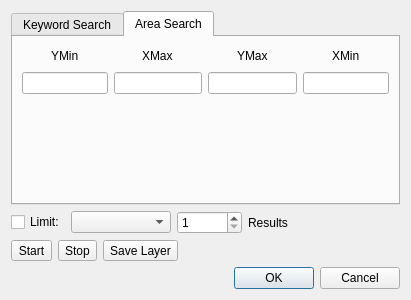
Above: gui/threading_master_dialog_base.ui from ale-cristofori/Qweetgis before the change. Below: the same form after it.
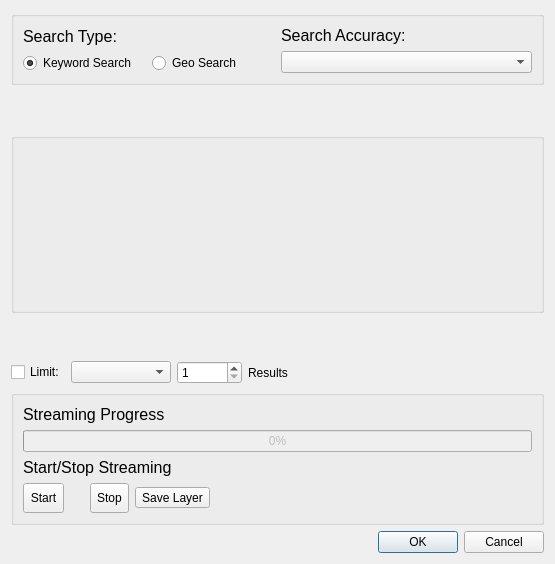
That is the form after the change. The open tabs and pages were chosen to show the change. Custom widgets are drawn as their Qt base class.

Commit message: implemented locations search

Patch:
```diff
--- a/gui/threading_master_dialog_base.ui
+++ b/gui/threading_master_dialog_base.ui
@@ -6,71 +6,57 @@
    <rect>
     <x>0</x>
     <y>0</y>
-    <width>411</width>
-    <height>300</height>
+    <width>555</width>
+    <height>564</height>
    </rect>
   </property>
   <property name="minimumSize">
    <size>
-    <width>411</width>
-    <height>300</height>
+    <width>555</width>
+    <height>564</height>
    </size>
   </property>
   <property name="windowTitle">
    <string>Threading Master</string>
   </property>
-  <layout class="QGridLayout" name="gridLayout_2">
-   <item row="0" column="0" colspan="2">
-    <widget class="QTabWidget" name="tabWidget">
-     <property name="minimumSize">
-      <size>
-       <width>0</width>
-       <height>0</height>
-      </size>
-     </property>
+  <layout class="QGridLayout" name="gridLayout_5">
+   <item row="0" column="0">
+    <layout class="QGridLayout" name="gridLayout_4">
+     <item row="1" column="0">
+      <widget class="QStackedWidget" name="stackedWidget">
      <property name="currentIndex">
       <number>0</number>
      </property>
-     <widget class="QWidget" name="keywordTab">
-      <attribute name="title">
-       <string>Keyword Search</string>
-      </attribute>
-      <layout class="QGridLayout" name="gridLayout">
-       <item row="0" column="1">
-        <widget class="QComboBox" name="SearchTypeDd">
-         <property name="minimumSize">
-          <size>
-           <width>280</width>
-           <height>0</height>
-          </size>
-         </property>
-        </widget>
-       </item>
-       <item row="1" column="1">
-        <widget class="QLineEdit" name="streamLineEdit">
-         <property name="minimumSize">
-          <size>
-           <width>280</width>
-           <height>0</height>
-          </size>
-         </property>
-        </widget>
-       </item>
+       <widget class="QWidget" name="page">
+        <layout class="QGridLayout" name="gridLayout_2">
        <item row="0" column="0">
-        <widget class="QLabel" name="label_4">
-         <property name="text">
-          <string>Search Type:</string>
-         </property>
-        </widget>
-       </item>
-       <item row="1" column="0">
+          <layout class="QHBoxLayout" name="horizontalLayout_4">
+           <item>
         <widget class="QLabel" name="label_3">
          <property name="text">
           <string>Keywords:</string>
          </property>
         </widget>
        </item>
-       <item row="2" column="1">
+           <item>
+            <widget class="QLineEdit" name="streamLineEdit">
+             <property name="minimumSize">
+              <size>
+               <width>280</width>
+               <height>0</height>
+              </size>
+             </property>
+             <property name="maximumSize">
+              <size>
+               <width>280</width>
+               <height>16777215</height>
+              </size>
+             </property>
+            </widget>
+           </item>
+          </layout>
+         </item>
+         <item row="1" column="0">
         <spacer name="verticalSpacer">
          <property name="orientation">
           <enum>Qt::Vertical</enum>
@@ -83,56 +69,7 @@
          </property>
         </spacer>
        </item>
-      </layout>
-     </widget>
-     <widget class="QWidget" name="areaTab">
-      <attribute name="title">
-       <string>Area Search</string>
-      </attribute>
-      <layout class="QGridLayout" name="gridLayout_5">
-       <item row="2" column="2">
-        <layout class="QGridLayout" name="gridLayout_8">
-         <item row="0" column="0">
-          <spacer name="horizontalSpacer_5">
-           <property name="orientation">
-            <enum>Qt::Horizontal</enum>
-           </property>
-           <property name="sizeHint" stdset="0">
-            <size>
-             <width>40</width>
-             <height>20</height>
-            </size>
-           </property>
-          </spacer>
-         </item>
          <item row="0" column="1">
-          <widget class="QLabel" name="label_7">
-           <property name="text">
-            <string>XMax</string>
-           </property>
-          </widget>
-         </item>
-         <item row="0" column="2">
-          <spacer name="horizontalSpacer_6">
-           <property name="orientation">
-            <enum>Qt::Horizontal</enum>
-           </property>
-           <property name="sizeHint" stdset="0">
-            <size>
-             <width>40</width>
-             <height>20</height>
-            </size>
-           </property>
-          </spacer>
-         </item>
-         <item row="1" column="0" colspan="3">
-          <widget class="QLineEdit" name="XMaxLineEdit"/>
-         </item>
-        </layout>
-       </item>
-       <item row="2" column="4">
-        <layout class="QGridLayout" name="gridLayout_6">
-         <item row="0" column="0">
           <spacer name="horizontalSpacer">
            <property name="orientation">
             <enum>Qt::Horizontal</enum>
@@ -145,129 +82,251 @@
            </property>
           </spacer>
          </item>
-         <item row="0" column="1">
+        </layout>
+       </widget>
+       <widget class="QWidget" name="page_2">
+        <layout class="QGridLayout" name="gridLayout">
+         <property name="leftMargin">
+          <number>0</number>
+         </property>
+         <property name="rightMargin">
+          <number>0</number>
+         </property>
+         <item row="0" column="0">
+          <widget class="QgsExtentGroupBox" name="extentGroupBox">
+           <property name="enabled">
+            <bool>false</bool>
+           </property>
+           <property name="maximumSize">
+            <size>
+             <width>16777215</width>
+             <height>180</height>
+            </size>
+           </property>
+          </widget>
+         </item>
+        </layout>
+       </widget>
+      </widget>
+     </item>
+     <item row="4" column="0">
+      <widget class="QDialogButtonBox" name="button_box">
+       <property name="orientation">
+        <enum>Qt::Horizontal</enum>
+       </property>
+       <property name="standardButtons">
+        <set>QDialogButtonBox::Cancel|QDialogButtonBox::Ok</set>
+       </property>
+      </widget>
+     </item>
+     <item row="0" column="0">
+      <widget class="QGroupBox" name="groupBox">
+       <property name="title">
+        <string/>
+       </property>
+       <layout class="QGridLayout" name="gridLayout_3">
+        <item row="0" column="0">
+         <layout class="QVBoxLayout" name="verticalLayout_4">
+          <item>
           <widget class="QLabel" name="label">
+            <property name="font">
+             <font>
+              <pointsize>12</pointsize>
+             </font>
+            </property>
            <property name="text">
-            <string>XMin</string>
+             <string>Search Type:</string>
            </property>
           </widget>
          </item>
-         <item row="0" column="2">
-          <spacer name="horizontalSpacer_2">
-           <property name="orientation">
-            <enum>Qt::Horizontal</enum>
-           </property>
-           <property name="sizeHint" stdset="0">
-            <size>
-             <width>40</width>
-             <height>20</height>
-            </size>
-           </property>
-          </spacer>
-         </item>
-         <item row="1" column="0" colspan="3">
-          <widget class="QLineEdit" name="XMinLineEdit"/>
+          <item>
+           <layout class="QHBoxLayout" name="horizontalLayout_3">
+            <item>
+             <widget class="QRadioButton" name="keywordRadioButton">
+              <property name="text">
+               <string>Keyword Search</string>
+              </property>
+              <property name="checked">
+               <bool>true</bool>
+              </property>
+             </widget>
+            </item>
+            <item>
+             <widget class="QRadioButton" name="geoRadioButton">
+              <property name="text">
+               <string>Geo Search</string>
+              </property>
+             </widget>
          </item>
         </layout>
        </item>
-       <item row="2" column="1">
-        <layout class="QGridLayout" name="gridLayout_7">
-         <item row="1" column="0" colspan="3">
-          <widget class="QLineEdit" name="YMinLineEdit"/>
-         </item>
-         <item row="0" column="2">
-          <spacer name="horizontalSpacer_3">
-           <property name="orientation">
-            <enum>Qt::Horizontal</enum>
-           </property>
-           <property name="sizeHint" stdset="0">
-            <size>
-             <width>40</width>
-             <height>20</height>
-            </size>
-           </property>
-          </spacer>
-         </item>
+         </layout>
+        </item>
          <item row="0" column="1">
-          <widget class="QLabel" name="label_6">
+         <layout class="QVBoxLayout" name="verticalLayout_3">
+          <item>
+           <widget class="QLabel" name="label_4">
+            <property name="font">
+             <font>
+              <pointsize>12</pointsize>
+             </font>
+            </property>
            <property name="text">
-            <string>YMin</string>
+             <string>Search Accuracy:</string>
            </property>
           </widget>
          </item>
-         <item row="0" column="0">
-          <spacer name="horizontalSpacer_4">
-           <property name="orientation">
-            <enum>Qt::Horizontal</enum>
-           </property>
-           <property name="sizeHint" stdset="0">
+          <item>
+           <widget class="QComboBox" name="SearchTypeDd">
+            <property name="minimumSize">
+             <size>
+              <width>0</width>
+              <height>0</height>
+             </size>
+            </property>
+            <property name="maximumSize">
             <size>
-             <width>40</width>
-             <height>20</height>
-            </size>
-           </property>
-          </spacer>
+              <width>280</width>
+              <height>16777215</height>
+             </size>
+            </property>
+           </widget>
          </item>
         </layout>
        </item>
-       <item row="2" column="3">
-        <layout class="QGridLayout" name="gridLayout_9">
-         <item row="1" column="0" colspan="3">
-          <widget class="QLineEdit" name="YMaxLineEdit"/>
-         </item>
+       </layout>
+      </widget>
+     </item>
+     <item row="3" column="0">
+      <widget class="QGroupBox" name="groupBox_3">
+       <property name="title">
+        <string/>
+       </property>
+       <layout class="QGridLayout" name="gridLayout_6">
          <item row="0" column="0">
-          <spacer name="horizontalSpacer_8">
-           <property name="orientation">
-            <enum>Qt::Horizontal</enum>
-           </property>
-           <property name="sizeHint" stdset="0">
-            <size>
-             <width>40</width>
-             <height>20</height>
-            </size>
-           </property>
-          </spacer>
-         </item>
-         <item row="0" column="2">
-          <spacer name="horizontalSpacer_7">
-           <property name="orientation">
-            <enum>Qt::Horizontal</enum>
-           </property>
-           <property name="sizeHint" stdset="0">
+         <layout class="QVBoxLayout" name="verticalLayout">
+          <item>
+           <widget class="QLabel" name="label_9">
+            <property name="font">
+             <font>
+              <pointsize>12</pointsize>
+             </font>
+            </property>
+            <property name="text">
+             <string>Streaming Progress</string>
+            </property>
+           </widget>
+          </item>
+          <item>
+           <widget class="QProgressBar" name="streamingPb">
+            <property name="enabled">
+             <bool>false</bool>
+            </property>
+            <property name="value">
+             <number>0</number>
+            </property>
+           </widget>
+          </item>
+          <item>
+           <layout class="QVBoxLayout" name="verticalLayout_2">
+            <item>
+             <widget class="QLabel" name="label_10">
+              <property name="font">
+               <font>
+                <pointsize>12</pointsize>
+               </font>
+              </property>
+              <property name="text">
+               <string>Start/Stop Streaming</string>
+              </property>
+             </widget>
+            </item>
+            <item>
+             <layout class="QHBoxLayout" name="horizontalLayout">
+              <item>
+               <widget class="QToolButton" name="streamButton">
+                <property name="minimumSize">
             <size>
-             <width>40</width>
-             <height>20</height>
-            </size>
-           </property>
-          </spacer>
-         </item>
-         <item row="0" column="1">
-          <widget class="QLabel" name="label_8">
+                  <width>30</width>
+                  <height>30</height>
+                 </size>
+                </property>
            <property name="text">
-            <string>YMax</string>
-           </property>
-          </widget>
-         </item>
-        </layout>
-       </item>
-       <item row="3" column="2">
-        <spacer name="verticalSpacer_2">
+                 <string>Start</string>
+                </property>
+                <property name="iconSize">
+                 <size>
+                  <width>25</width>
+                  <height>25</height>
+                 </size>
+                </property>
+               </widget>
+              </item>
+              <item>
+               <spacer name="horizontalSpacer_11">
          <property name="orientation">
-          <enum>Qt::Vertical</enum>
+                 <enum>Qt::Horizontal</enum>
+                </property>
+                <property name="sizeType">
+                 <enum>QSizePolicy::Fixed</enum>
          </property>
          <property name="sizeHint" stdset="0">
           <size>
            <width>20</width>
-           <height>40</height>
+                  <height>20</height>
           </size>
          </property>
         </spacer>
        </item>
-      </layout>
-     </widget>
-    </widget>
-   </item>
-   <item row="1" column="0" colspan="2">
+              <item>
+               <widget class="QToolButton" name="stopButton">
+                <property name="minimumSize">
+                 <size>
+                  <width>30</width>
+                  <height>30</height>
+                 </size>
+                </property>
+                <property name="text">
+                 <string>Stop</string>
+                </property>
+                <property name="iconSize">
+                 <size>
+                  <width>25</width>
+                  <height>25</height>
+                 </size>
+                </property>
+               </widget>
+              </item>
+              <item>
+               <widget class="QToolButton" name="saveLayerButton">
+                <property name="text">
+                 <string>Save Layer</string>
+                </property>
+               </widget>
+              </item>
+              <item>
+               <spacer name="horizontalSpacer_9">
+                <property name="orientation">
+                 <enum>Qt::Horizontal</enum>
+                </property>
+                <property name="sizeHint" stdset="0">
+                 <size>
+                  <width>40</width>
+                  <height>20</height>
+                 </size>
+                </property>
+               </spacer>
+              </item>
+             </layout>
+            </item>
+           </layout>
+          </item>
+         </layout>
+        </item>
+       </layout>
+      </widget>
+     </item>
+     <item row="2" column="0">
     <layout class="QHBoxLayout" name="horizontalLayout_2">
      <item>
       <widget class="QCheckBox" name="limitCheckBox">
@@ -324,56 +383,24 @@
      </item>
     </layout>
    </item>
-   <item row="2" column="0">
-    <layout class="QHBoxLayout" name="horizontalLayout">
-     <item>
-      <widget class="QToolButton" name="streamButton">
-       <property name="text">
-        <string>Start</string>
-       </property>
-      </widget>
-     </item>
-     <item>
-      <widget class="QToolButton" name="stopButton">
-       <property name="text">
-        <string>Stop</string>
-       </property>
-      </widget>
-     </item>
-     <item>
-      <widget class="QToolButton" name="saveLayerButton">
-       <property name="text">
-        <string>Save Layer</string>
-       </property>
-      </widget>
-     </item>
-     <item>
-      <spacer name="horizontalSpacer_9">
-       <property name="orientation">
-        <enum>Qt::Horizontal</enum>
-       </property>
-       <property name="sizeHint" stdset="0">
-        <size>
-         <width>40</width>
-         <height>20</height>
-        </size>
-       </property>
-      </spacer>
-     </item>
     </layout>
    </item>
-   <item row="3" column="1">
-    <widget class="QDialogButtonBox" name="button_box">
-     <property name="orientation">
-      <enum>Qt::Horizontal</enum>
-     </property>
-     <property name="standardButtons">
-      <set>QDialogButtonBox::Cancel|QDialogButtonBox::Ok</set>
-     </property>
-    </widget>
-   </item>
   </layout>
  </widget>
+ <customwidgets>
+  <customwidget>
+   <class>QgsCollapsibleGroupBox</class>
+   <extends>QGroupBox</extends>
+   <header>qgscollapsiblegroupbox.h</header>
+   <container>1</container>
+  </customwidget>
+  <customwidget>
+   <class>QgsExtentGroupBox</class>
+   <extends>QgsCollapsibleGroupBox</extends>
+   <header>qgsextentgroupbox.h</header>
+   <container>1</container>
+  </customwidget>
+ </customwidgets>
  <resources/>
  <connections>
   <connection>
```
Lines whose indentation alone changed are shown as unchanged. The commit also changes 3 other files.
